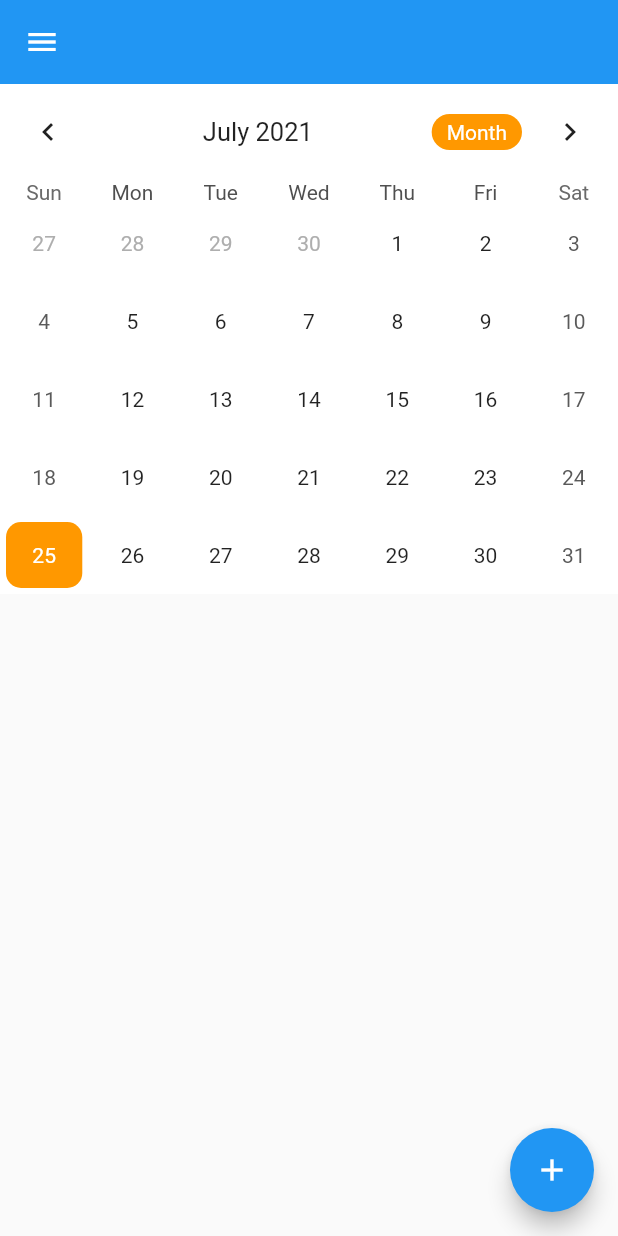
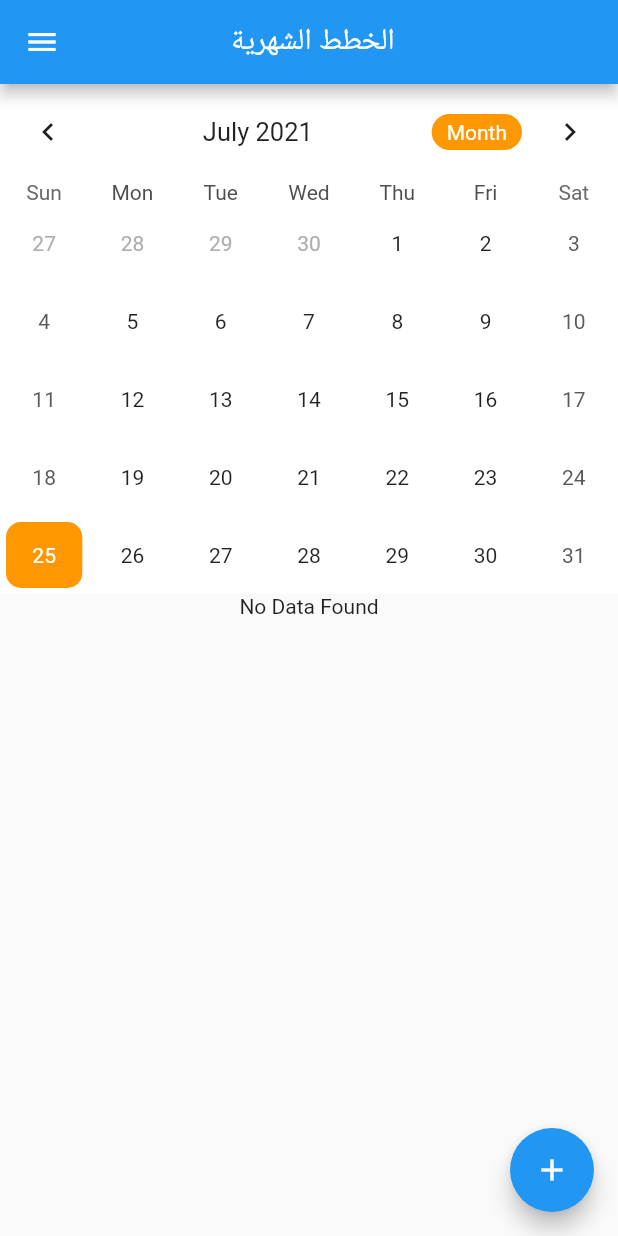
Before and after one commit to mansourzaki/Companies-Plans-Manager, a Flutter app: the PlansScreen screen opened by its route, on a phone screen of 412 x 824 dp. Run offline on Flutter 3.47's test engine with Material 2 defaults, Android fonts, the light colour scheme and no system bars; drawn by our look-alikes of table_calendar; our stand-ins replace cloud_firestore, firebase_auth, firebase_core, flutter_sticky_header, google_fonts; accounts and stored records are empty; Roboto replaces fonts that are missing (Almarai).

Commit message:
nested schema

```diff
--- a/lib/Screens/login_screen.dart
+++ b/lib/Screens/login_screen.dart
@@ -4,6 +4,7 @@ import 'package:plansmanager/Screens/forgot_password_screen.dart';
 import 'package:plansmanager/Screens/register_screen.dart';
 import 'package:google_fonts/google_fonts.dart';
 import 'package:plansmanager/Screens/home_screen.dart';
+
 class LoginScreen extends StatefulWidget {
   static final routeName = 'LoginScreen';
   const LoginScreen({Key? key}) : super(key: key);
@@ -44,7 +45,6 @@ class _LoginScreenState extends State<LoginScreen> {
     }
     return false;
   }
-
 
   @override
   Widget build(BuildContext context) {
--- a/lib/Screens/plans_screen.dart
+++ b/lib/Screens/plans_screen.dart
@@ -1,12 +1,9 @@
-import 'package:cloud_firestore/cloud_firestore.dart';
-import 'package:firebase_auth/firebase_auth.dart';
 import 'package:flutter/material.dart';
 import 'package:flutter_sticky_header/flutter_sticky_header.dart';
 import 'package:plansmanager/provider/plan.dart';
-import 'package:plansmanager/provider/tasks.dart';
-import 'package:plansmanager/widgets/calendar.dart';
-import 'package:plansmanager/widgets/planCard.dart';
+import 'package:plansmanager/widgets/plans_calendar.dart';
 import 'package:provider/provider.dart';
+import 'package:intl/intl.dart' as intl;
 
 class PlansScreen extends StatefulWidget {
   static final routeName = 'PlansScreen';
@@ -16,78 +13,74 @@ class PlansScreen extends StatefulWidget {
 }
 
 class _PlansScreenState extends State<PlansScreen> {
-  List _months = [
-    'January',
-    'February',
-    'March',
-    'April',
-    'May',
-    'June',
-    'July',
-    'August',
-    'September',
-    'October',
-    'November',
-    'December'
-  ];
+  // List _months = [
+  //   'January',
+  //   'February',
+  //   'March',
+  //   'April',
+  //   'May',
+  //   'June',
+  //   'July',
+  //   'August',
+  //   'September',
+  //   'October',
+  //   'November',
+  //   'December'
+  // ];
+  @override
+  void initState() {
+    context.read<Plan>().getPlans();
+    super.initState();
+  }
 
   @override
   Widget build(BuildContext context) {
     //final user = FirebaseAuth.instance.currentUser;
-
+   // const curveHeight = 50.0;
     return Scaffold(
-      //appBar: AppBar(),
+      appBar: AppBar(
+        title: Text(' الخطط الشهرية'),
+        centerTitle: true,
+        // shape: RoundedRectangleBorder(
+        //   borderRadius: BorderRadius.vertical(bottom: Radius.circular(30)),
+        // )
+      ),
       drawer: Drawer(),
       floatingActionButton: FloatingActionButton(
         onPressed: () async {
-          context.read<Plan>().getPlans();
+          // context.read<Plan>().addNewPlan(
+          //       Plan(
+          //         name: 'خطة جديدة',
+          //         startDate: Timestamp.fromDate(DateTime(2021, 7)),
+          //         tasks: [Task(name: 'plan 1'), Task(name: 'Plan 2')],
+          //         teamName: 'anything',
+          //         endDate: Timestamp.fromDate(DateTime(2021, 9)),
+          //       ),
+          //     );
+          //    context.read<Plan>().plansBasedOnMonth(7);
         },
         child: Icon(Icons.add),
       ),
       body: CustomScrollView(
         slivers: [
-          SliverAppBar(
-            pinned: true,
-          ),
           SliverStickyHeader(
             header: Container(
-              child: Calendar(),
+              child: PlansCalendar(),
               color: Colors.white,
             ),
             sliver: SliverList(
               delegate: SliverChildListDelegate([
-                // FutureBuilder(
-                //   future: FirebaseFirestore.instance.collection('plans').get(),
-                //   builder: (context, AsyncSnapshot<QuerySnapshot> snapshot) {
-                //     if (!snapshot.hasData) {
-                //       return Center(
-                //         child: Text('NOo Data'),
-                //       );
-                //     }
-                //     List data =
-                //         snapshot.data!.docs.map((e) => e.data()).toList();
-
-                //     print(data);
-                //     return
-                // Consumer<Plan>(
-                //   builder: (context, plan, child) {
-                //     List<Plan> plans = [];
-                //     plan.getPlans().then((value) {
-                //       plans = value;
-                //       print(plans.length);
-                //     });
-
-                //  return
-                FutureBuilder(
-                  future: context.read<Plan>().getPlans(),
-                  builder: (context, AsyncSnapshot<List<Plan>> snapshot) {
-                    if (snapshot.connectionState == ConnectionState.waiting) {
-                      return Center(child: Text('Getting Data'));
+                Consumer<Plan>(
+                  builder: (context, plan, child) {
+                    if (plan.plans.length == 0) {
+                      return Center(
+                        child: Text('No Data Found'),
+                      );
                     }
                     return ListView.builder(
                       physics: NeverScrollableScrollPhysics(),
                       shrinkWrap: true,
-                      itemCount: snapshot.data!.length,
+                      itemCount: plan.plans.length,
                       itemBuilder: (context, i) {
                         return Directionality(
                           textDirection: TextDirection.rtl,
@@ -100,18 +93,23 @@ class _PlansScreenState extends State<PlansScreen> {
                             child: ListTile(
                               shape: RoundedRectangleBorder(
                                   borderRadius: BorderRadius.circular(10)),
-                              title: Text(snapshot.data![i].name!),
+                              title: Text(plan.plans[i].name!),
                               leading: Icon(Icons.task),
+
                               onTap: () {},
                               // data[i]['endDate'].to
-                              subtitle: Text('' + ' - ' + ''),
+
+                              subtitle: Text(
+                                  '${intl.DateFormat('y/M/d').format(plan.plans[i].startDate!.toDate())} - ${intl.DateFormat('y/M/d').format(plan.plans[i].endDate!.toDate())}'),
                             ),
                           ),
                         );
                       },
                     );
                   },
-                ),
+                )
+                //   },
+                //  ),
                 // )
                 // },
                 // ),
@@ -165,6 +163,22 @@ class MonthsListView extends StatelessWidget {
   }
 }
 
+class MyShapeBorder extends ContinuousRectangleBorder {
+  const MyShapeBorder(this.curveHeight);
+  final double curveHeight;
+
+  @override
+  Path getOuterPath(Rect rect, {TextDirection? textDirection}) => Path()
+    ..lineTo(0, rect.size.height)
+    ..quadraticBezierTo(
+      rect.size.width / 2,
+      rect.size.height + curveHeight * 2,
+      rect.size.width,
+      rect.size.height,
+    )
+    ..lineTo(rect.size.width, 0)
+    ..close();
+}
 // class PersistentHeader extends SliverPersistentHeaderDelegate {
 //   final Widget widget;
 //   PersistentHeader(this.widget);
--- a/lib/Screens/register_screen.dart
+++ b/lib/Screens/register_screen.dart
@@ -3,7 +3,6 @@ import 'package:flutter/material.dart';
 import 'package:firebase_auth/firebase_auth.dart';
 import 'package:plansmanager/Screens/login_screen.dart';
 import 'package:plansmanager/Screens/home_screen.dart';
-import 'plans_screen.dart';
 
 class RegisterScreen extends StatefulWidget {
   static final routeName = 'RegisterScreen';
@@ -319,7 +318,7 @@ class _RegisterScreenState extends State<RegisterScreen> {
       );
 
       await _userCredential.user!.updateDisplayName(_nameController.text);
-      await firestore.collection('users').add({
+      await firestore.collection('users').doc(_userCredential.user!.uid).set({
         'id': _userCredential.user!.uid,
         'name': _nameController.text,
         'email': _emailController.text,
--- a/lib/provider/task.dart
+++ b/lib/provider/task.dart
@@ -1,22 +1,20 @@
 import 'package:cloud_firestore/cloud_firestore.dart';
 import 'package:flutter/material.dart';
 
-class Task with ChangeNotifier{
+class Task {
   String? name;
-  DateTime? startTime;
+  Timestamp? startTime;
   DateTime? endTime;
+  int? workHours;
+  List<String>? team;
+  bool? status;
 
-  Task({
-    this.name,
-    this.startTime,
-    this.endTime
-  });
-
-  Future getTasks() async{
-    FirebaseFirestore firestore = FirebaseFirestore.instance;
-    CollectionReference ref = firestore.collection('Plans');
-    await ref.get();
-
-
-  }
+  Task(
+      {@required this.name,
+      this.startTime,
+      this.endTime,
+      this.workHours,
+      this.status,
+      this.team
+      });
 }
--- a/lib/provider/tasks.dart
+++ b/lib/provider/tasks.dart
@@ -1,5 +1,5 @@
-import 'package:intl/intl.dart';
-import 'package:plansmanager/provider/plan.dart';
+// import 'package:intl/intl.dart';
+// import 'package:plansmanager/provider/plan.dart';
 
 // List<Plan> tasksList = [
 //   Plan(
--- a/lib/provider/user.dart
+++ b/lib/provider/user.dart
@@ -1,5 +1,5 @@
 import 'package:cloud_firestore/cloud_firestore.dart';
-import 'package:firebase_auth/firebase_auth.dart';
+
 import 'package:flutter/material.dart';
 import 'package:plansmanager/provider/task.dart';
 
--- /dev/null
+++ b/lib/widgets/plans_calendar.dart
@@ -0,0 +1,100 @@
+import 'package:flutter/material.dart';
+import 'package:plansmanager/provider/plan.dart';
+import 'package:table_calendar/table_calendar.dart';
+import 'package:provider/provider.dart';
+
+class PlansCalendar extends StatefulWidget {
+  const PlansCalendar({
+    Key? key,
+  }) : super(key: key);
+
+  @override
+  _PlansCalendarState createState() => _PlansCalendarState();
+}
+
+// Map<DateTime, List<dynamic>>? _events;
+// List<dynamic>? _selectedEvents;
+DateTime _focusedDay = DateTime.now();
+DateTime? _selectedDay;
+CalendarFormat _calendarFormat = CalendarFormat.month;
+
+class _PlansCalendarState extends State<PlansCalendar> {
+  GlobalKey myKey = GlobalKey();
+
+  @override
+  Widget build(BuildContext context) {
+    return TableCalendar(
+      firstDay: DateTime.utc(2010),
+      lastDay: DateTime.utc(2050),
+      focusedDay: DateTime.now(),
+      calendarFormat: _calendarFormat,
+      onFormatChanged: (format) {
+        setState(() {
+          _calendarFormat = format;
+        });
+      },
+      onDaySelected: (selectedDay, focusedDay) {
+        // if (!isSameDay(DateTime.now(), selectedDay)) {
+
+        setState(() {
+          _selectedDay = selectedDay;
+          _focusedDay = focusedDay;
+        });
+
+        // }
+      },
+      onHeaderTapped: (date) {
+        // print(date.month);
+        context.read<Plan>().getPlans(month: date.month);
+      },
+      // onPageChanged: (date) {
+      //   context.read<Plan>().getPlans(month: date.month);
+      // },
+      selectedDayPredicate: (day) {
+        return isSameDay(_selectedDay, day);
+      },
+      calendarStyle: CalendarStyle(
+        canMarkersOverflow: true,
+        todayDecoration: BoxDecoration(
+          color: Colors.orange,
+          shape: BoxShape.circle,
+        ),
+        todayTextStyle: TextStyle(
+          fontWeight: FontWeight.bold,
+          color: Colors.white,
+        ),
+      ),
+      headerStyle: HeaderStyle(
+        titleCentered: true,
+        formatButtonDecoration: BoxDecoration(
+          color: Colors.orange,
+          borderRadius: BorderRadius.circular(20),
+        ),
+        formatButtonShowsNext: false,
+        formatButtonTextStyle: TextStyle(color: Colors.white),
+      ),
+      calendarBuilders: CalendarBuilders(
+        selectedBuilder: (context, date, events) => Container(
+            margin: const EdgeInsets.all(4.0),
+            alignment: Alignment.center,
+            decoration: BoxDecoration(
+                color: Theme.of(context).primaryColor,
+                borderRadius: BorderRadius.circular(10.0)),
+            child: Text(
+              date.day.toString(),
+              style: TextStyle(color: Colors.white),
+            )),
+        todayBuilder: (context, date, events) => Container(
+            margin: const EdgeInsets.all(4.0),
+            alignment: Alignment.center,
+            decoration: BoxDecoration(
+                color: Colors.orange,
+                borderRadius: BorderRadius.circular(10.0)),
+            child: Text(
+              date.day.toString(),
+              style: TextStyle(color: Colors.white),
+            )),
+      ),
+    );
+  }
+}
--- a/lib/widgets/calendar.dart
+++ b/lib/widgets/tasks_calendar.dart
@@ -1,22 +1,24 @@
 import 'package:flutter/material.dart';
+import 'package:plansmanager/provider/plan.dart';
 import 'package:table_calendar/table_calendar.dart';
+import 'package:provider/provider.dart';
 
-class Calendar extends StatefulWidget {
-  const Calendar({
+class TasksCalendar extends StatefulWidget {
+  const TasksCalendar({
     Key? key,
   }) : super(key: key);
 
   @override
-  _CalendarState createState() => _CalendarState();
+  _TasksCalendarState createState() => _TasksCalendarState();
 }
 
-Map<DateTime, List<dynamic>>? _events;
-List<dynamic>? _selectedEvents;
+// Map<DateTime, List<dynamic>>? _events;
+// List<dynamic>? _selectedEvents;
 DateTime _focusedDay = DateTime.now();
 DateTime? _selectedDay;
 CalendarFormat _calendarFormat = CalendarFormat.month;
 
-class _CalendarState extends State<Calendar> {
+class _TasksCalendarState extends State<TasksCalendar> {
   GlobalKey myKey = GlobalKey();
 
   @override
@@ -41,11 +43,13 @@ class _CalendarState extends State<Calendar> {
 
         // }
       },
-      onPageChanged: (focusedDay) {
-        setState(() {
-          _focusedDay = focusedDay;
-        });
+      onHeaderTapped: (date) {
+        // print(date.month);
+        context.read<Plan>().getPlans(month: date.month);
       },
+      // onPageChanged: (date) {
+      //   context.read<Plan>().getPlans(month: date.month);
+      // },
       selectedDayPredicate: (day) {
         return isSameDay(_selectedDay, day);
       },
--- a/pubspec.yaml
+++ b/pubspec.yaml
@@ -37,6 +37,7 @@ dependencies:
   calendar_appbar: ^0.0.3
   intl: ^0.17.0
   flutter_sticky_header: ^0.6.0
+  flutter_chips_input: ^1.10.0
 
 dev_dependencies:
   flutter_test:
```
Also changed, not shown: lib/Screens/add_new_task.dart (added, +17 -0 lines), lib/Screens/home_screen.dart (+103 -20 lines), lib/Screens/monthly_plans_screen.dart (+12 -12 lines), lib/main.dart (+5 -2 lines), lib/provider/plan.dart (+238 -18 lines), pubspec.lock.
